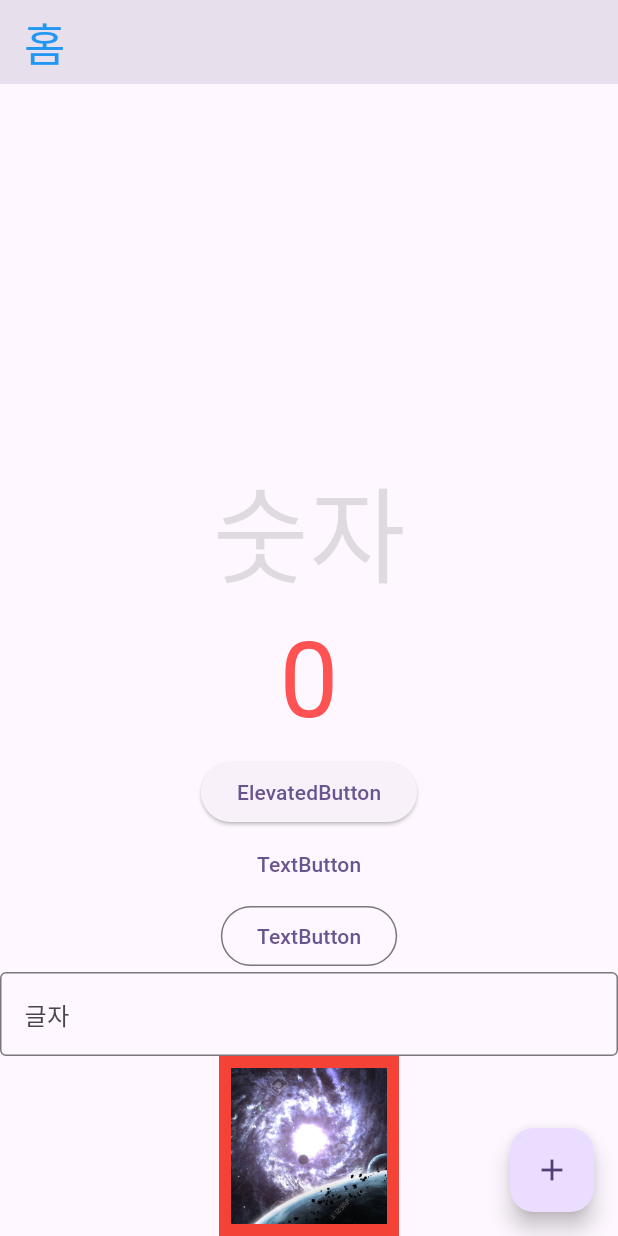
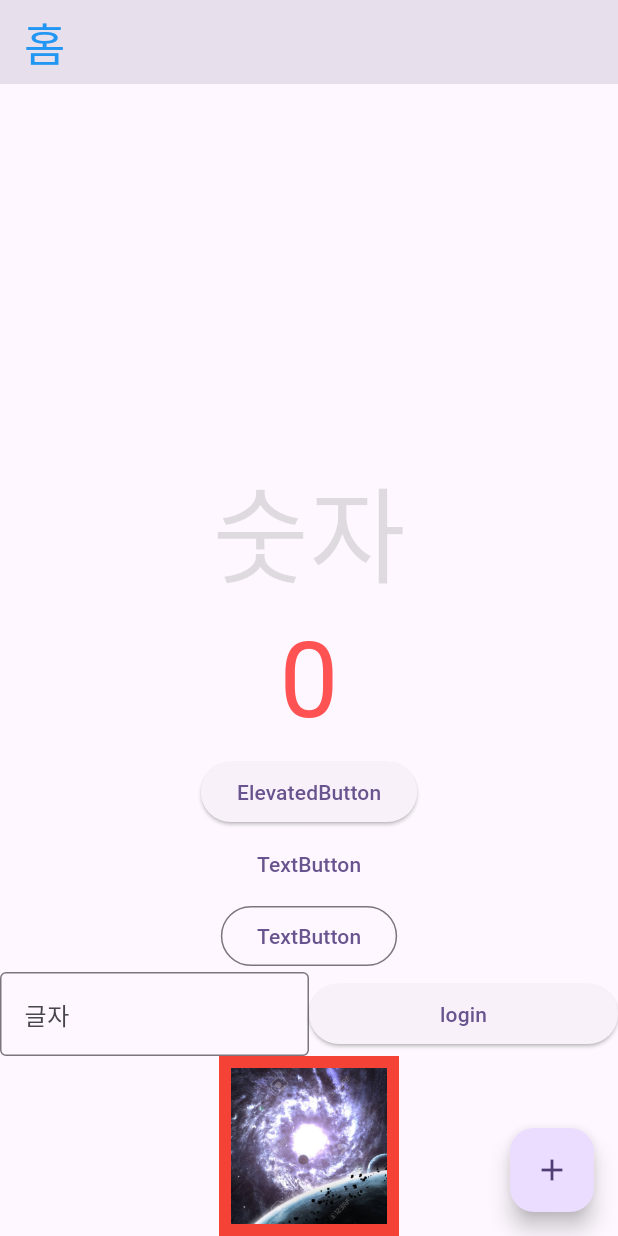
Before and after one commit to iikkkkyy/flutter_practice, a Flutter app: the screen it shows after launch, scrolled down 182 dp, on a phone screen of 412 x 824 dp. Run offline on Flutter 3.47's test engine with Material 3 defaults, Android fonts, the phone set to English and light mode, and no system bars.

Commit message:
Row로 감싸기, Expanded

```diff
--- a/lib/my_home_page.dart
+++ b/lib/my_home_page.dart
@@ -35,8 +35,12 @@ class _MyHomePageState extends State<MyHomePage> {
                 width: 100,
                 height: 100,
               ),
-              SizedBox(height: 300,),
-              Container(height: 30,),
+              SizedBox(
+                height: 300,
+              ),
+              Container(
+                height: 30,
+              ),
               Text(
                 '숫자',
                 style: TextStyle(
@@ -65,7 +69,10 @@ class _MyHomePageState extends State<MyHomePage> {
                 onPressed: () {},
                 child: Text('TextButton'),
               ),
-              TextField(
+              Row(
+                children: [
+                  Expanded(
+                    child: TextField(
                       decoration: InputDecoration(
                         labelText: '글자',
                         border: OutlineInputBorder(),
@@ -73,6 +80,10 @@ class _MyHomePageState extends State<MyHomePage> {
                       onChanged: (text) {
                         print(text);
                       },
+                    ),
+                  ),
+                  Expanded(child: ElevatedButton(onPressed: () {}, child: Text('login'))),
+                ],
               ),
               // Image.network(
               //   'https://previews.123rf.com/images/forplayday/forplayday1302/forplayday130200003/18145847-%EC%8A%A4%ED%83%80%EC%9D%98-%ED%8F%AD%EB%B0%9C%EA%B3%BC-%ED%95%A8%EA%BB%98-%EB%A9%8B%EC%A7%84-%EC%9A%B0%EC%A3%BC-%EB%B0%B0%EA%B2%BD.jpg',
@@ -85,10 +96,12 @@ class _MyHomePageState extends State<MyHomePage> {
                 height: 120,
                 child: Padding(
                   padding: const EdgeInsets.all(8.0),
-                  child: Image.asset('assets/img.jpeg',
+                  child: Image.asset(
+                    'assets/img.jpeg',
                     width: 100,
                     height: 100,
-                    fit: BoxFit.cover,),
+                    fit: BoxFit.cover,
+                  ),
                 ),
               ),
             ],
```
Lines whose indentation alone changed are shown as unchanged.
